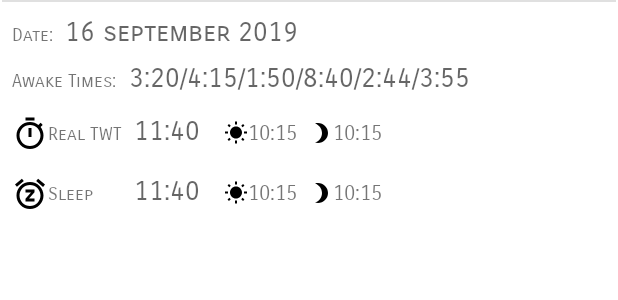
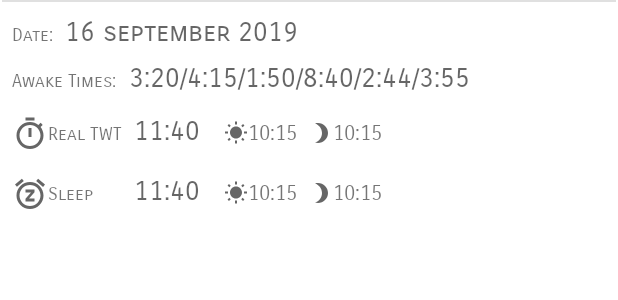
Before and after one commit to reMARK-able/good-napp, an Android app: the layout list_item_day.xml on its own in the app's theme, with its tools: preview values and no code run, on a phone screen of 412 x 824 dp. Shown: the top 300 px of the screen. Run offline under Robolectric (Android 15) with nearby library versions, the phone set to English and light mode, and no system bars.

Commit message:
Change some colors for DarkMode compatibility

```diff
--- a/app/src/main/java/com/gmail/remarkable/development/goodnapp/MainActivity.kt
+++ b/app/src/main/java/com/gmail/remarkable/development/goodnapp/MainActivity.kt
@@ -8,7 +8,8 @@ class MainActivity : AppCompatActivity() {
     override fun onCreate(savedInstanceState: Bundle?) {
         super.onCreate(savedInstanceState)
         setContentView(R.layout.activity_main)
-
+//        // Force Dark Mode - just for testing.
+//        AppCompatDelegate.setDefaultNightMode(AppCompatDelegate.MODE_NIGHT_YES)
     }
 
 
--- a/app/src/main/res/layout/fragment_day.xml
+++ b/app/src/main/res/layout/fragment_day.xml
@@ -24,7 +24,7 @@
         <LinearLayout
             android:layout_width="match_parent"
             android:layout_height="wrap_content"
-            android:background="#dedede"
+            android:background="#75868686"
             android:orientation="vertical">
 
             <include
--- a/app/src/main/res/layout/list_item_day.xml
+++ b/app/src/main/res/layout/list_item_day.xml
@@ -95,6 +95,7 @@
             android:textAppearance="@style/TextAppearance.AppCompat.Small"
             android:textSize="12sp"
             app:drawableStartCompat="@drawable/ic_timer_black_24dp"
+            app:drawableTint="?android:textColorSecondary"
             app:layout_constraintStart_toStartOf="parent"
             app:layout_constraintTop_toBottomOf="@+id/item_list_awake_times_label" />
 
@@ -115,6 +116,7 @@
             android:layout_marginStart="16dp"
             android:gravity="center_vertical"
             app:drawableStartCompat="@drawable/ic_sun_black_16dp"
+            app:drawableTint="?android:textColorSecondary"
             app:layout_constraintBaseline_toBaselineOf="@+id/item_list_reelTwt"
             app:layout_constraintStart_toEndOf="@+id/barrier_times"
             tools:text="10:15" />
@@ -126,6 +128,7 @@
             android:layout_marginStart="8dp"
             android:gravity="center_vertical"
             app:drawableStartCompat="@drawable/ic_moon_black_16dp"
+            app:drawableTint="?android:textColorSecondary"
             app:layout_constraintBaseline_toBaselineOf="@+id/item_list_twt_day"
             app:layout_constraintStart_toEndOf="@+id/barrier_day"
             tools:text="10:15" />
@@ -141,6 +144,7 @@
             android:textAppearance="@style/TextAppearance.AppCompat.Small"
             android:textSize="12sp"
             app:drawableStartCompat="@drawable/ic_snooze_black_24dp"
+            app:drawableTint="?android:textColorSecondary"
             app:layout_constraintStart_toStartOf="parent"
             app:layout_constraintTop_toBottomOf="@+id/item_list_reelTwt_label" />
 
@@ -161,6 +165,7 @@
             android:layout_marginStart="16dp"
             android:gravity="center_vertical"
             app:drawableStartCompat="@drawable/ic_sun_black_16dp"
+            app:drawableTint="?android:textColorSecondary"
             app:layout_constraintBaseline_toBaselineOf="@+id/item_list_sleep_total"
             app:layout_constraintStart_toEndOf="@+id/barrier_times"
             tools:text="10:15" />
@@ -172,6 +177,7 @@
             android:layout_marginStart="8dp"
             android:gravity="center_vertical"
             app:drawableStartCompat="@drawable/ic_moon_black_16dp"
+            app:drawableTint="?android:textColorSecondary"
             app:layout_constraintBaseline_toBaselineOf="@+id/item_list_sleep_day"
             app:layout_constraintStart_toEndOf="@+id/barrier_day"
             tools:text="10:15" />
--- a/app/src/main/res/layout/wake_time_text_view.xml
+++ b/app/src/main/res/layout/wake_time_text_view.xml
@@ -18,8 +18,9 @@
     <com.google.android.material.textview.MaterialTextView
         android:id="@+id/wakeTime_textView"
         style="@style/AwakeTimeTextViewStyle"
+        android:text="@{viewModel.awakeTimeString(awakeTime)}"
         app:drawableStartCompat="@drawable/ic_timer_black_24dp"
-        android:text="@{viewModel.awakeTimeString(awakeTime)}"
+        app:drawableTint="?android:textColorSecondary"
         tools:showIn="@layout/fragment_day"
         tools:text="@string/sample_awake_time" />
 
```
